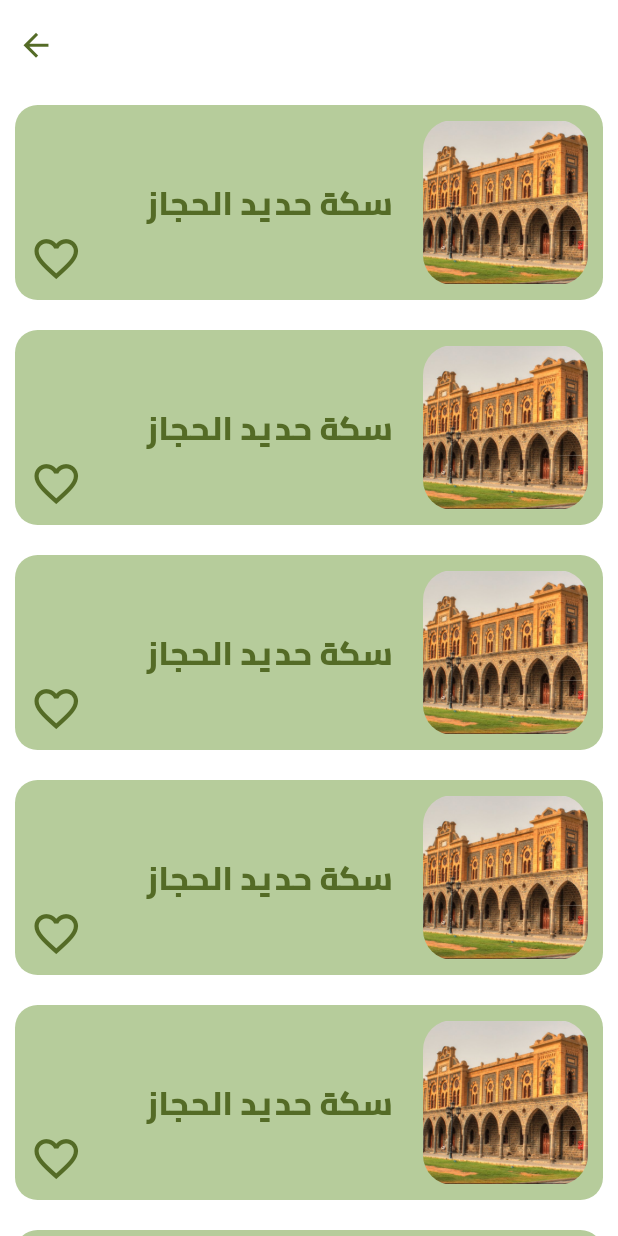
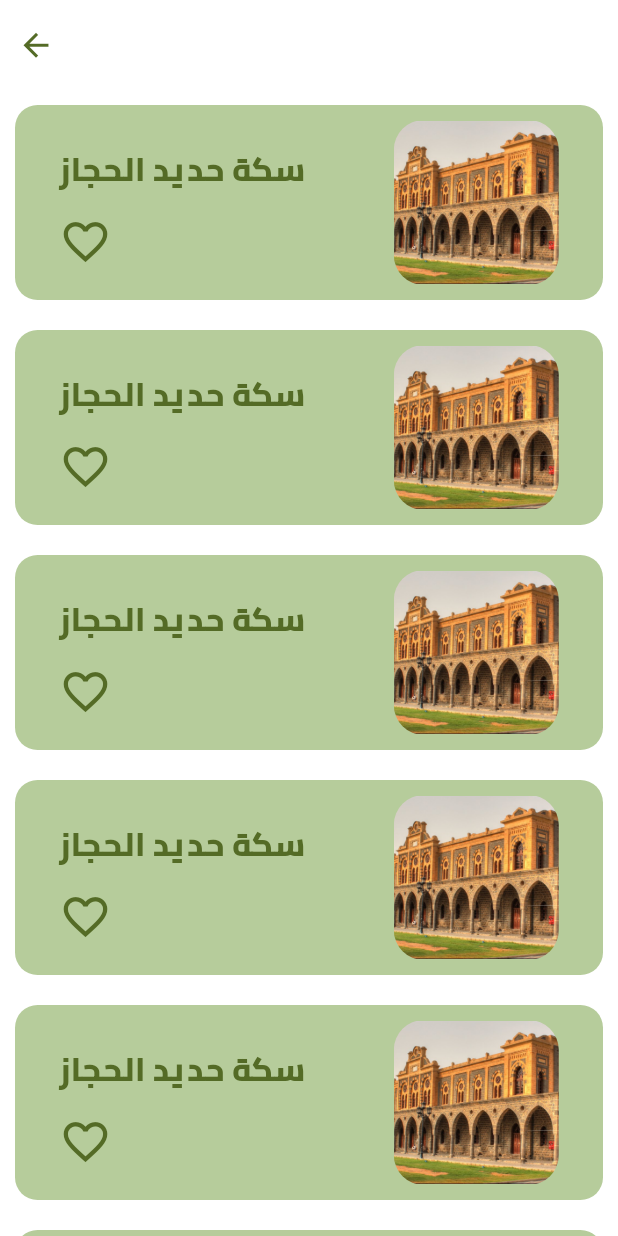
Before and after one commit to EbrahimMShaaban/visit_medina, a Flutter app: the ActivityView screen opened directly, on a phone screen of 412 x 824 dp. Run offline on Flutter 3.47's test engine with Material 2 defaults, Android fonts, the phone set to English and light mode, and no system bars; our stand-ins replace awesome_dialog, flutter_bloc, flutter_rating_bar, flutter_slider_drawer, flutter_time_picker_spinner, geolocator and 2 more; missing offline and left inert: horizontal_calendar.

Commit message:
edit activity item

```diff
--- a/lib/features/User/Events/activityItem.dart
+++ b/lib/features/User/Events/activityItem.dart
@@ -32,7 +32,7 @@ class _ActivityItemState extends State<ActivityItem> {
               color: AppColors.greenlight,
               borderRadius: BorderRadius.circular(15)),
           child: Row(
-// mainAxisAlignment: MainAxisAlignment.spaceBetween,
+            mainAxisAlignment: MainAxisAlignment.spaceEvenly,
             crossAxisAlignment: CrossAxisAlignment.center,
             children: [
               Container(
@@ -48,10 +48,13 @@ class _ActivityItemState extends State<ActivityItem> {
               SizedBox(
                 width: 20,
               ),
+              Column(
+                mainAxisAlignment: MainAxisAlignment.spaceEvenly,
+                crossAxisAlignment: CrossAxisAlignment.end,
+                children: [
                   Text('سكة حد يد الحجاز',
                       style: AppTextStyles.bold
                           .copyWith(color: AppColors.green, fontSize: 22)),
-              Spacer(),
                   InkWell(
                     onTap: () {
                       setState(() {
@@ -61,12 +64,15 @@ class _ActivityItemState extends State<ActivityItem> {
                     child: Align(
                       alignment: Alignment.bottomLeft,
                       child: Icon(
-                    favorite ? Icons.favorite_outlined :
-                    Icons.favorite_border,
+                        favorite
+                            ? Icons.favorite_outlined
+                            : Icons.favorite_border,
                         size: 35,
                       ),
                     ),
                   ),
+                ],
+              )
             ],
           ),
         ),
--- a/pubspec.yaml
+++ b/pubspec.yaml
@@ -32,11 +32,11 @@ dependencies:
     sdk: flutter
   shared_preferences:
   smooth_page_indicator: ^1.0.0+2
-  flutter_localization: ^0.1.10
+  flutter_localization:
   bloc: ^8.1.1
   flutter_bloc: ^8.1.2
   dio:
-  horizontal_calendar: ^1.0.2
+  horizontal_calendar:
 
 
 
```
Also changed, not shown: lib/features/User/favourit/view.dart (+11 -9 lines), lib/features/User/reversaation/view.dart (indentation only), pubspec.lock. Lines whose indentation alone changed are shown as unchanged.
